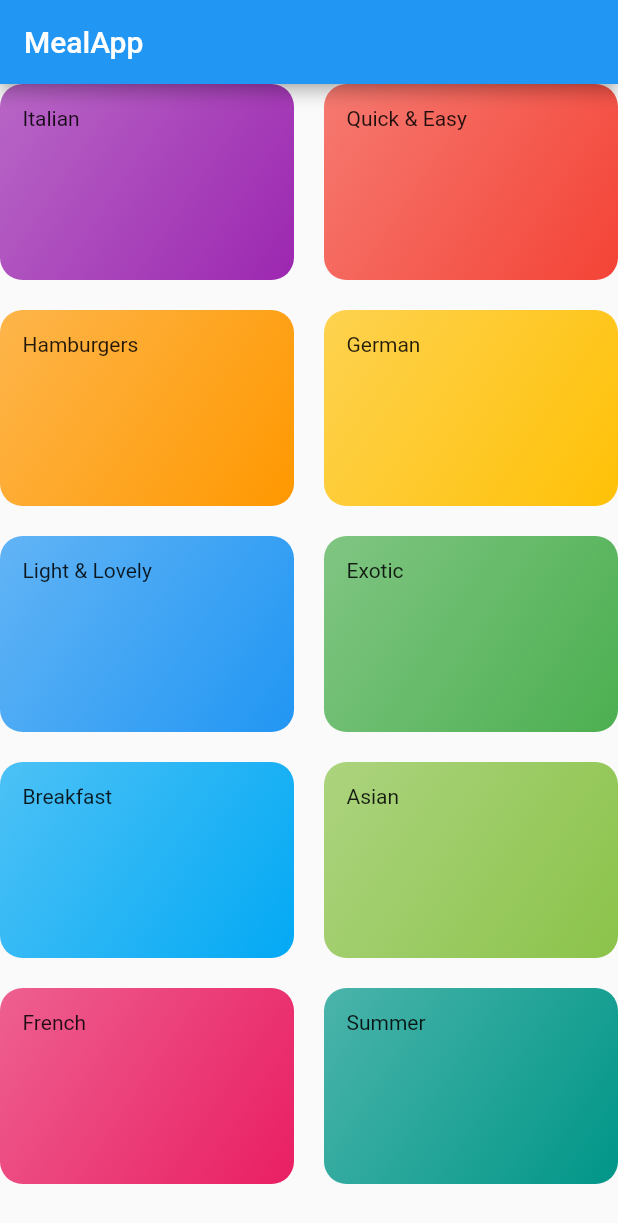
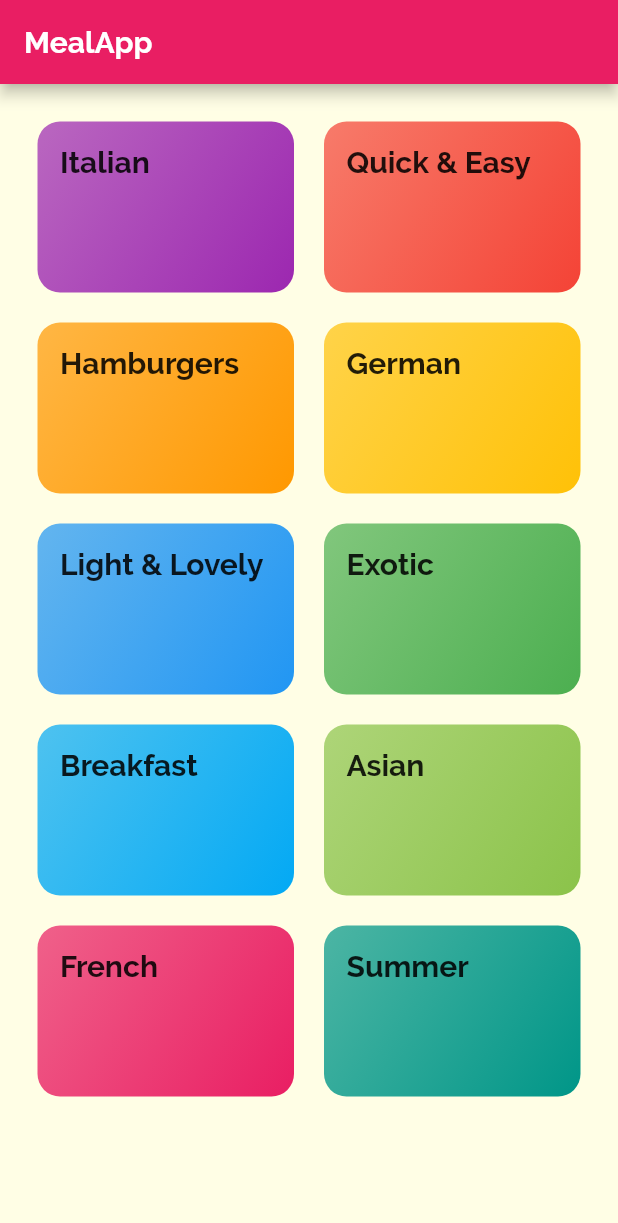
Before and after one commit to Tris-909/Flutter, a Flutter app: the screen it shows after launch, on a phone screen of 412 x 824 dp. Shown: the top 1223 px of the screen. Run offline on Flutter 3.47's test engine with Material 2 defaults, Android fonts, the light colour scheme and no system bars.

Commit message:
(40) Adding theme to mealapp and apply it

```diff
--- a/meal_app/lib/categories_screen.dart
+++ b/meal_app/lib/categories_screen.dart
@@ -8,6 +8,7 @@
     return Scaffold(
         appBar: AppBar(title: Text("MealApp")),
         body: GridView(
+          padding: const EdgeInsets.all(25),
           children: DUMMY_CATEGORIES
               .map((category) =>
                   CategoryItem(title: category.title, color: category.color))
--- a/meal_app/lib/cateogory_item.dart
+++ b/meal_app/lib/cateogory_item.dart
@@ -10,7 +10,7 @@
   Widget build(BuildContext ctx) {
     return Container(
       padding: const EdgeInsets.all(15),
-      child: Text(title),
+      child: Text(title, style: Theme.of(ctx).textTheme.titleLarge),
       decoration: BoxDecoration(
         gradient: LinearGradient(
             colors: [color.withOpacity(0.7), color],
--- a/meal_app/lib/main.dart
+++ b/meal_app/lib/main.dart
@@ -9,7 +9,19 @@
     return MaterialApp(
       title: 'DeliMeals',
       theme: ThemeData(
-        primarySwatch: Colors.blue,
+        canvasColor: Color.fromRGBO(255, 254, 229, 1),
+        fontFamily: 'Raleway',
+        textTheme: ThemeData.light().textTheme.copyWith(
+              bodyLarge: TextStyle(color: Color.fromRGBO(20, 51, 51, 1)),
+              bodyMedium: TextStyle(color: Color.fromRGBO(20, 51, 51, 1)),
+              titleLarge: TextStyle(
+                fontSize: 20,
+                fontFamily: 'RobotoCondensed',
+                fontWeight: FontWeight.bold,
+              ),
+            ),
+        colorScheme: ColorScheme.fromSwatch(primarySwatch: Colors.pink)
+            .copyWith(secondary: Colors.amber),
       ),
       home: CatergoriesScreen(),
     );
```
Also changed, not shown: meal_app/pubspec.yaml (+18 -14 lines), meal_app/assets/fonts/Raleway-Black.ttf (added), meal_app/assets/fonts/Raleway-Bold.ttf (added), meal_app/assets/fonts/Raleway-Regular.ttf (added), meal_app/assets/fonts/RobotoCondensed-Bold.ttf (added), meal_app/assets/fonts/RobotoCondensed-Italic.ttf (added), meal_app/assets/fonts/RobotoCondensed-Light.ttf (added), meal_app/assets/fonts/RobotoCondensed-Regular.ttf (added).
